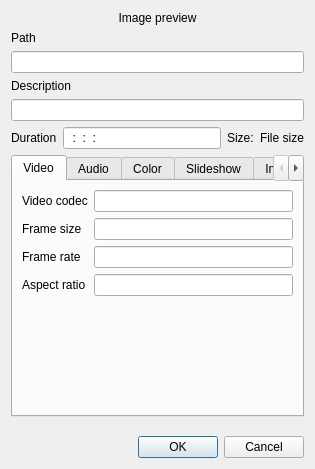
The window that src/widgets/clipproperties_ui.ui (KDE/kdenlive) describes before a commit, drawn with Qt 5.
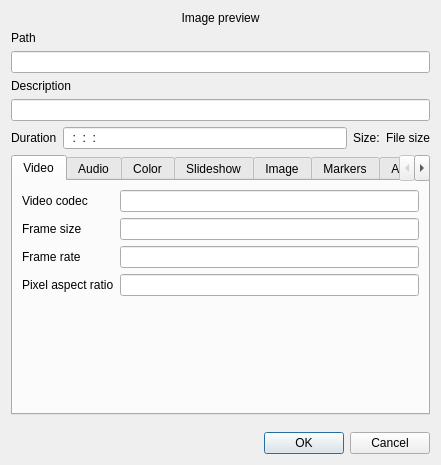
The same window after the commit. The open tabs and pages were chosen to show the change. Custom widgets are drawn as their Qt base class.

Commit message: Use PAR and DAR instead of Aspect ratio and Display ratio which are ambiguous for translators and users

```diff
--- a/src/widgets/clipproperties_ui.ui
+++ b/src/widgets/clipproperties_ui.ui
@@ -5,8 +5,8 @@
    <rect>
     <x>0</x>
     <y>0</y>
-    <width>315</width>
-    <height>469</height>
+    <width>441</width>
+    <height>465</height>
    </rect>
   </property>
   <property name="windowTitle" >
@@ -104,75 +104,67 @@
       <number>0</number>
      </property>
      <widget class="QWidget" name="tab_video" >
-      <property name="geometry" >
-       <rect>
-        <x>0</x>
-        <y>0</y>
-        <width>299</width>
-        <height>223</height>
-       </rect>
-      </property>
       <attribute name="title" >
        <string>Video</string>
       </attribute>
       <layout class="QGridLayout" name="gridLayout" >
-       <item row="0" column="0" >
+       <item row="0" column="0" colspan="2" >
         <widget class="QLabel" name="label_8" >
          <property name="text" >
           <string>Video codec</string>
          </property>
         </widget>
        </item>
-       <item row="0" column="1" >
+       <item row="0" column="2" >
         <widget class="KLineEdit" name="clip_vcodec" >
          <property name="readOnly" >
           <bool>true</bool>
          </property>
         </widget>
        </item>
-       <item row="1" column="0" >
+       <item row="1" column="0" colspan="2" >
         <widget class="QLabel" name="label_6" >
          <property name="text" >
           <string>Frame size</string>
          </property>
         </widget>
        </item>
-       <item row="1" column="1" >
+       <item row="1" column="2" >
         <widget class="KLineEdit" name="clip_size" >
          <property name="readOnly" >
           <bool>true</bool>
          </property>
         </widget>
        </item>
-       <item row="2" column="0" >
+       <item row="2" column="0" colspan="2" >
         <widget class="QLabel" name="label_7" >
          <property name="text" >
           <string>Frame rate</string>
          </property>
         </widget>
        </item>
-       <item row="2" column="1" >
+       <item row="2" column="2" >
         <widget class="KLineEdit" name="clip_fps" >
          <property name="readOnly" >
           <bool>true</bool>
          </property>
         </widget>
        </item>
-       <item row="3" column="0" >
+       <item row="3" column="0" colspan="2" >
         <widget class="QLabel" name="label_12" >
          <property name="text" >
-          <string>Aspect ratio</string>
+          <string>Pixel aspect ratio</string>
          </property>
         </widget>
        </item>
-       <item row="3" column="1" >
+       <item row="3" column="2" >
         <widget class="KLineEdit" name="clip_ratio" >
          <property name="readOnly" >
           <bool>true</bool>
          </property>
         </widget>
        </item>
-       <item row="4" column="1" >
+       <item row="4" column="2" >
         <spacer name="verticalSpacer_2" >
          <property name="orientation" >
           <enum>Qt::Vertical</enum>
```
Left out of the diff: 52 changed lines with no effect on the pictures.
